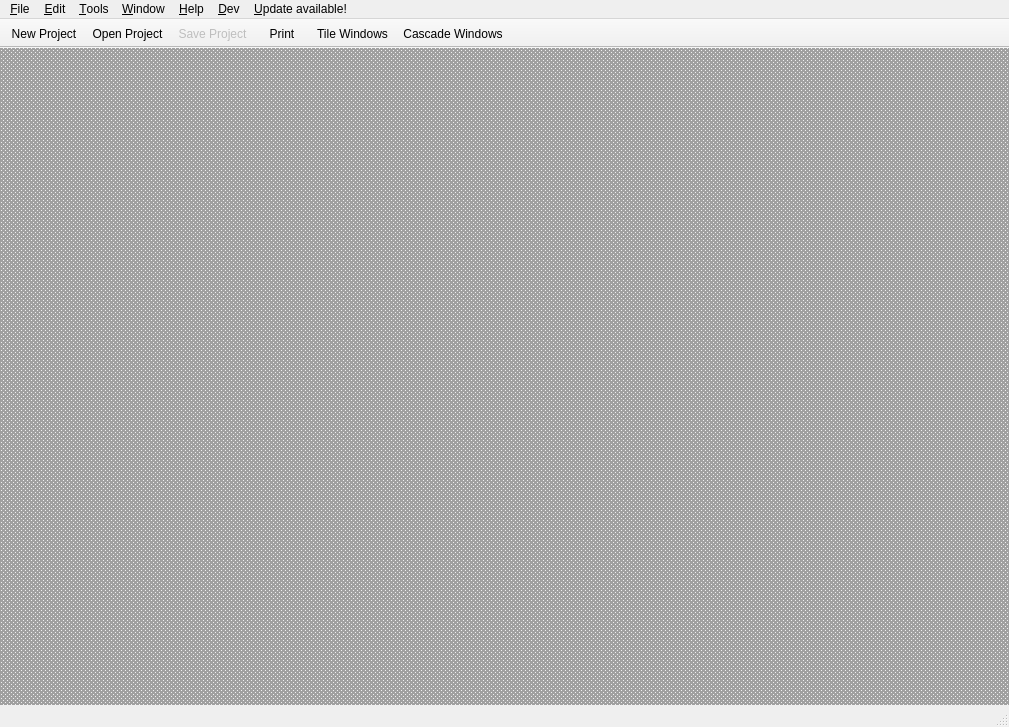
dlr-gtlab/gtlab-core, file src/app/ui/gt_mainwin.ui: the form before one commit.
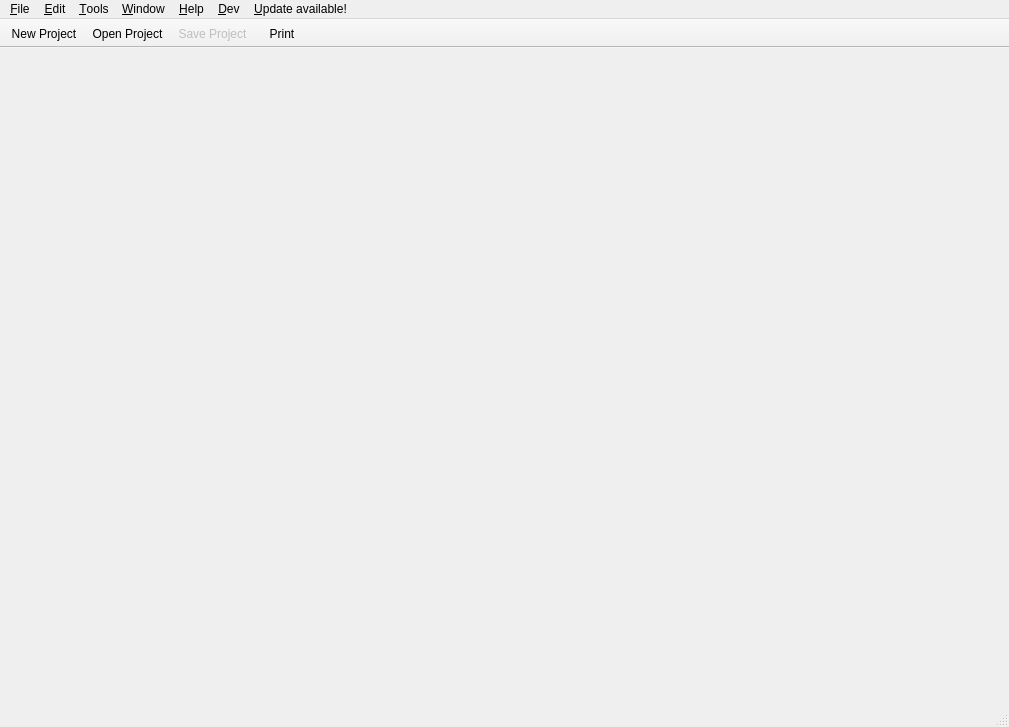
The form after the commit. Icons and pictures are not drawn.

Commit message: Resolve "Replace MDI-Widget structure"

Diff of the .ui file:
```diff
--- a/src/app/ui/gt_mainwin.ui
+++ b/src/app/ui/gt_mainwin.ui
@@ -20,6 +20,12 @@
    <iconset resource="../../resources/icons/icons.qrc">
     <normaloff>:/icons/gtdIcon.png</normaloff>:/icons/gtdIcon.png</iconset>
   </property>
+  <property name="documentMode">
+   <bool>false</bool>
+  </property>
+  <property name="tabShape">
+   <enum>QTabWidget::Rounded</enum>
+  </property>
   <widget class="QWidget" name="centralwidget">
    <layout class="QVBoxLayout" name="verticalLayout">
     <property name="leftMargin">
@@ -35,42 +41,21 @@
      <number>0</number>
     </property>
     <item>
-     <widget class="QMdiArea" name="mdiArea">
-      <property name="frameShape">
-       <enum>QFrame::Box</enum>
-      </property>
-      <property name="frameShadow">
-       <enum>QFrame::Plain</enum>
-      </property>
-      <property name="lineWidth">
-       <number>0</number>
-      </property>
-      <property name="background">
-       <brush brushstyle="Dense2Pattern">
-        <color alpha="255">
-         <red>160</red>
-         <green>160</green>
-         <blue>160</blue>
-        </color>
-       </brush>
-      </property>
-      <property name="viewMode">
-       <enum>QMdiArea::TabbedView</enum>
-      </property>
-      <property name="documentMode">
-       <bool>false</bool>
-      </property>
-      <property name="tabsClosable">
-       <bool>true</bool>
-      </property>
-      <property name="tabsMovable">
-       <bool>true</bool>
-      </property>
+     <widget class="QTabWidget" name="mdiArea">
       <property name="tabShape">
        <enum>QTabWidget::Rounded</enum>
       </property>
-      <property name="tabPosition">
-       <enum>QTabWidget::North</enum>
+      <property name="currentIndex">
+       <number>-1</number>
+      </property>
+      <property name="documentMode">
+       <bool>true</bool>
+      </property>
+      <property name="tabsClosable">
+       <bool>true</bool>
+      </property>
+      <property name="movable">
+       <bool>true</bool>
       </property>
      </widget>
     </item>
@@ -232,25 +217,6 @@
    </attribute>
    <addaction name="actionPrint"/>
   </widget>
-  <widget class="QToolBar" name="viewerToolbar">
-   <property name="windowTitle">
-    <string>MDI ToolBar</string>
-   </property>
-   <property name="layoutDirection">
-    <enum>Qt::LeftToRight</enum>
-   </property>
-   <property name="movable">
-    <bool>false</bool>
-   </property>
-   <attribute name="toolBarArea">
-    <enum>TopToolBarArea</enum>
-   </attribute>
-   <attribute name="toolBarBreak">
-    <bool>false</bool>
-   </attribute>
-   <addaction name="actionTileWindows"/>
-   <addaction name="actionCascadeWindows"/>
-  </widget>
   <action name="actionExit">
    <property name="icon">
     <iconset resource="../../resources/icons/icons.qrc">
@@ -278,30 +244,6 @@
     <string>Ctrl+N</string>
    </property>
   </action>
-  <action name="actionTileWindows">
-   <property name="icon">
-    <iconset resource="../../resources/icons/icons.qrc">
-     <normaloff>:/icons/tileWindowIcon_24.png</normaloff>:/icons/tileWindowIcon_24.png</iconset>
-   </property>
-   <property name="text">
-    <string>&amp;Tile Windows</string>
-   </property>
-   <property name="toolTip">
-    <string>Tile Windows</string>
-   </property>
-  </action>
-  <action name="actionCascadeWindows">
-   <property name="icon">
-    <iconset resource="../../resources/icons/icons.qrc">
-     <normaloff>:/icons/cascadeWindowIcon_24.png</normaloff>:/icons/cascadeWindowIcon_24.png</iconset>
-   </property>
-   <property name="text">
-    <string>&amp;Cascade Windows</string>
-   </property>
-   <property name="toolTip">
-    <string>Cascade Windows</string>
-   </property>
-  </action>
   <action name="actionSaveProject">
    <property name="icon">
     <iconset resource="../../resources/icons/icons.qrc">
```
Left out of the diff: 2 changed lines with no effect on the pictures. The commit also changes 5 other files.
